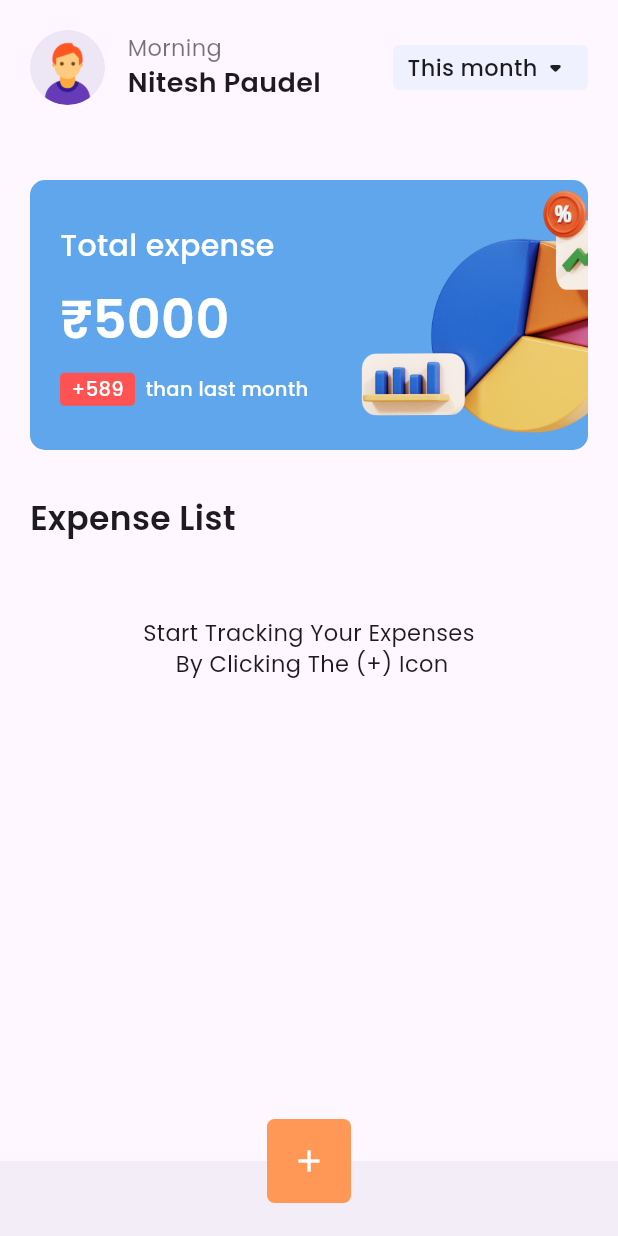
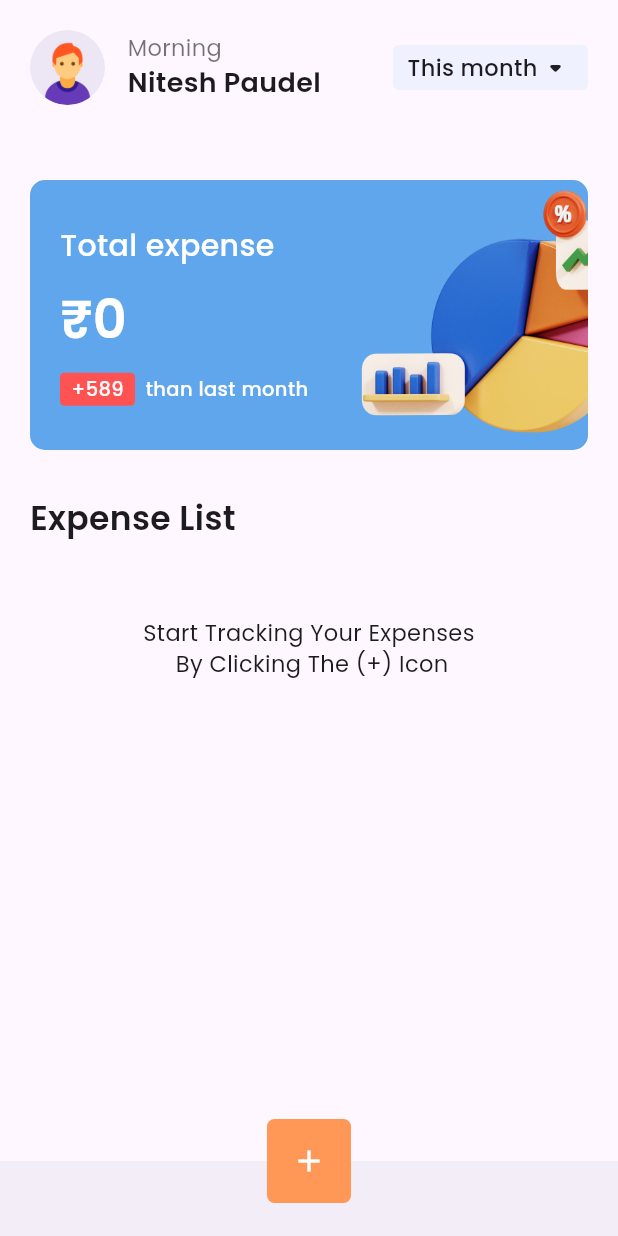
Before and after one commit to niteshpaudel/Expense-Tracker-App-in-Flutter, a Flutter app: the ExpenseScreen screen opened directly, on a phone screen of 412 x 824 dp. Run offline on Flutter 3.47's test engine with Material 3 defaults, Android fonts, the phone set to English and light mode, and no system bars.

Commit message:
More Functionality Added

```diff
--- a/lib/screens/expense_screen.dart
+++ b/lib/screens/expense_screen.dart
@@ -1,7 +1,9 @@
 import 'package:expense_tracker/widgets/expense.dart';
 import 'package:expense_tracker/widgets/expense_widget.dart';
 import 'package:flutter/material.dart';
-import 'package:flutter/widgets.dart';
+
+// print('Total Amount: $totalAmount');
+// int totalAmount = expenseList.map((expense) => expense.amount).reduce((value, element) => value + element);
 
 class ExpenseScreen extends StatefulWidget {
   const ExpenseScreen({super.key});
@@ -17,7 +19,7 @@ class _ExpenseScreenState extends State<ExpenseScreen> {
   FocusNode titleFocusNode = FocusNode();
   FocusNode descriptionFocusNode = FocusNode();
   FocusNode amountFocusNode = FocusNode();
-  List<Widget> expenseList = [];
+  List<Expense> expenseList = [];
   String greetingText = "Morning";
   int currenthour = DateTime.now().hour;
   @override
@@ -34,6 +36,10 @@ class _ExpenseScreenState extends State<ExpenseScreen> {
       greetingText = "Afternoon";
     } else if (currenthour > 18) {
       greetingText = "Evening";
+    }
+    int totalAmount = 0;
+    for (Expense expense in expenseList) {
+      totalAmount += expense.expenseAmount;
     }
 
     return SafeArea(
@@ -124,9 +130,9 @@ class _ExpenseScreenState extends State<ExpenseScreen> {
                             const SizedBox(
                               height: 10,
                             ),
-                            const Text(
-                              '₹5000',
-                              style: TextStyle(
+                            Text(
+                              '₹$totalAmount',
+                              style: const TextStyle(
                                   color: Colors.white,
                                   fontSize: 35,
                                   fontWeight: FontWeight.w600),
@@ -201,7 +207,7 @@ class _ExpenseScreenState extends State<ExpenseScreen> {
                           ),
                         ),
                       )
-                    : ExpenseWidget(expenseList: expenseList),
+                    : ExpenseWidget(expenseList: expenseList, totalAmount: totalAmount,),
                 const SizedBox(
                   height: 20,
                 ),
```
Also changed, not shown: lib/widgets/expense_widget.dart (+8 -7 lines).
